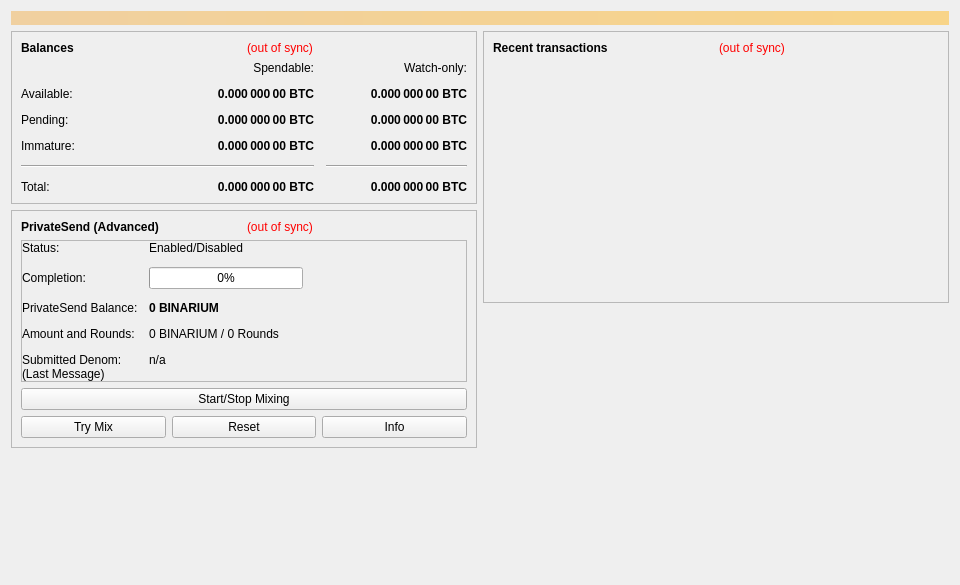
Before: the Qt Designer form src/qt/forms/overviewpage.ui in binariumpay/binarium, drawn with Qt 5.
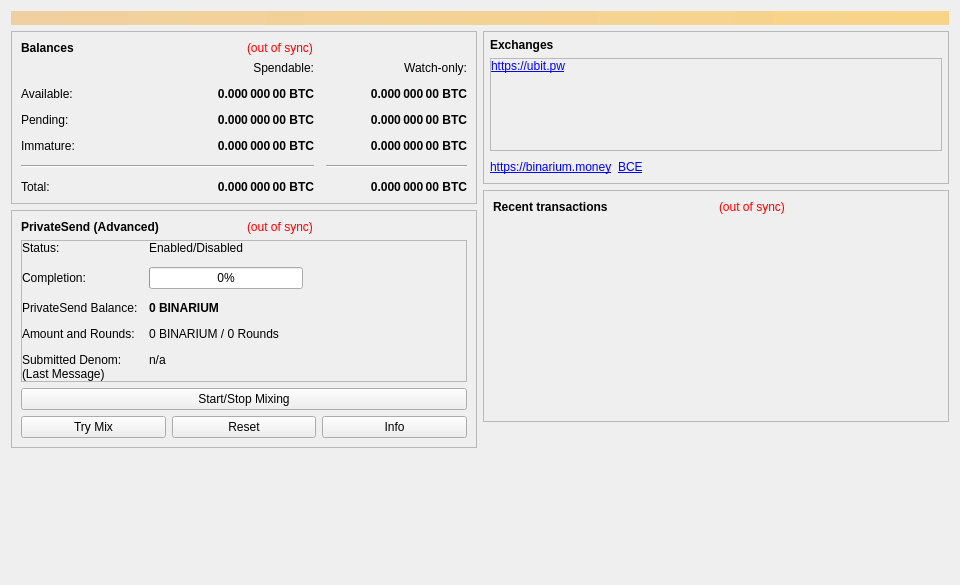
After: the same form once the commit is applied.

Diff of the .ui file:
```diff
--- a/src/qt/forms/overviewpage.ui
+++ b/src/qt/forms/overviewpage.ui
@@ -654,6 +654,167 @@
      </item>
      <item>
       <layout class="QVBoxLayout" name="verticalLayout_3">
+       <item>
+        <widget class="QFrame" name="frameLinks">
+         <property name="minimumSize">
+          <size>
+           <width>0</width>
+           <height>0</height>
+          </size>
+         </property>
+         <property name="maximumSize">
+          <size>
+           <width>16777215</width>
+           <height>16777215</height>
+          </size>
+         </property>
+         <property name="frameShape">
+          <enum>QFrame::StyledPanel</enum>
+         </property>
+         <property name="frameShadow">
+          <enum>QFrame::Raised</enum>
+         </property>
+         <layout class="QVBoxLayout" name="verticalLayout_7">
+          <property name="spacing">
+           <number>6</number>
+          </property>
+          <property name="leftMargin">
+           <number>6</number>
+          </property>
+          <property name="topMargin">
+           <number>6</number>
+          </property>
+          <property name="rightMargin">
+           <number>6</number>
+          </property>
+          <property name="bottomMargin">
+           <number>6</number>
+          </property>
+          <item>
+           <widget class="QLabel" name="lbExchangesBlockTitle">
+            <property name="font">
+             <font>
+              <weight>75</weight>
+              <bold>true</bold>
+             </font>
+            </property>
+            <property name="text">
+             <string>Exchanges</string>
+            </property>
+            <property name="alignment">
+             <set>Qt::AlignLeading|Qt::AlignLeft|Qt::AlignTop</set>
+            </property>
+           </widget>
+          </item>
+          <item>
+           <widget class="QScrollArea" name="scrollArea_Links">
+            <property name="widgetResizable">
+             <bool>true</bool>
+            </property>
+            <property name="alignment">
+             <set>Qt::AlignLeading|Qt::AlignLeft|Qt::AlignTop</set>
+            </property>
+            <widget class="QWidget" name="scrollAreaWidgetContents_Links">
+             <property name="geometry">
+              <rect>
+               <x>0</x>
+               <y>0</y>
+               <width>448</width>
+               <height>87</height>
+              </rect>
+             </property>
+             <layout class="QVBoxLayout" name="verticalLayout_6">
+              <property name="leftMargin">
+               <number>0</number>
+              </property>
+              <property name="topMargin">
+               <number>0</number>
+              </property>
+              <property name="rightMargin">
+               <number>0</number>
+              </property>
+              <property name="bottomMargin">
+               <number>0</number>
+              </property>
+              <item>
+               <widget class="QLabel" name="labelLinkUbitPW">
+                <property name="text">
+                 <string>&lt;a href=&quot;https://ubit.pw&quot;&gt;https://ubit.pw&lt;/a&gt;</string>
+                </property>
+                <property name="alignment">
+                 <set>Qt::AlignLeading|Qt::AlignLeft|Qt::AlignVCenter</set>
+                </property>
+                <property name="openExternalLinks">
+                 <bool>true</bool>
+                </property>
+               </widget>
+              </item>
+              <item>
+               <spacer name="verticalSpacer_3">
+                <property name="orientation">
+                 <enum>Qt::Vertical</enum>
+                </property>
+                <property name="sizeHint" stdset="0">
+                 <size>
+                  <width>20</width>
+                  <height>40</height>
+                 </size>
+                </property>
+               </spacer>
+              </item>
+             </layout>
+            </widget>
+           </widget>
+          </item>
+          <item>
+           <layout class="QHBoxLayout" name="hlBinariumLinks">
+            <property name="topMargin">
+             <number>0</number>
+            </property>
+            <item>
+             <widget class="QLabel" name="lbBinariumSiteAddress">
+              <property name="sizePolicy">
+               <sizepolicy hsizetype="Preferred" vsizetype="Preferred">
+                <horstretch>0</horstretch>
+                <verstretch>0</verstretch>
+               </sizepolicy>
+              </property>
+              <property name="text">
+               <string>&lt;a href=&quot;https://binarium.money/&quot; class=&quot;classLink&quot;&gt;&lt;span class=&quot;classLinkSpan&quot;&gt;https://binarium.money&lt;/span&gt;&lt;/a&gt;</string>
+              </property>
+              <property name="openExternalLinks">
+               <bool>true</bool>
+              </property>
+             </widget>
+            </item>
+            <item>
+             <widget class="QLabel" name="lbBinariumBCE">
+              <property name="text">
+               <string>&lt;a href=&quot;https://binarium.money/explorer/&quot; class=&quot;classLink&quot;&gt;BCE&lt;/a&gt;</string>
+              </property>
+              <property name="openExternalLinks">
+               <bool>true</bool>
+              </property>
+             </widget>
+            </item>
+            <item>
+             <spacer name="horizontalSpacer">
+              <property name="orientation">
+               <enum>Qt::Horizontal</enum>
+              </property>
+              <property name="sizeHint" stdset="0">
+               <size>
+                <width>40</width>
+                <height>20</height>
+               </size>
+              </property>
+             </spacer>
+            </item>
+           </layout>
+          </item>
+         </layout>
+        </widget>
+       </item>
        <item>
         <widget class="QFrame" name="frame_2">
          <property name="frameShape">
```
